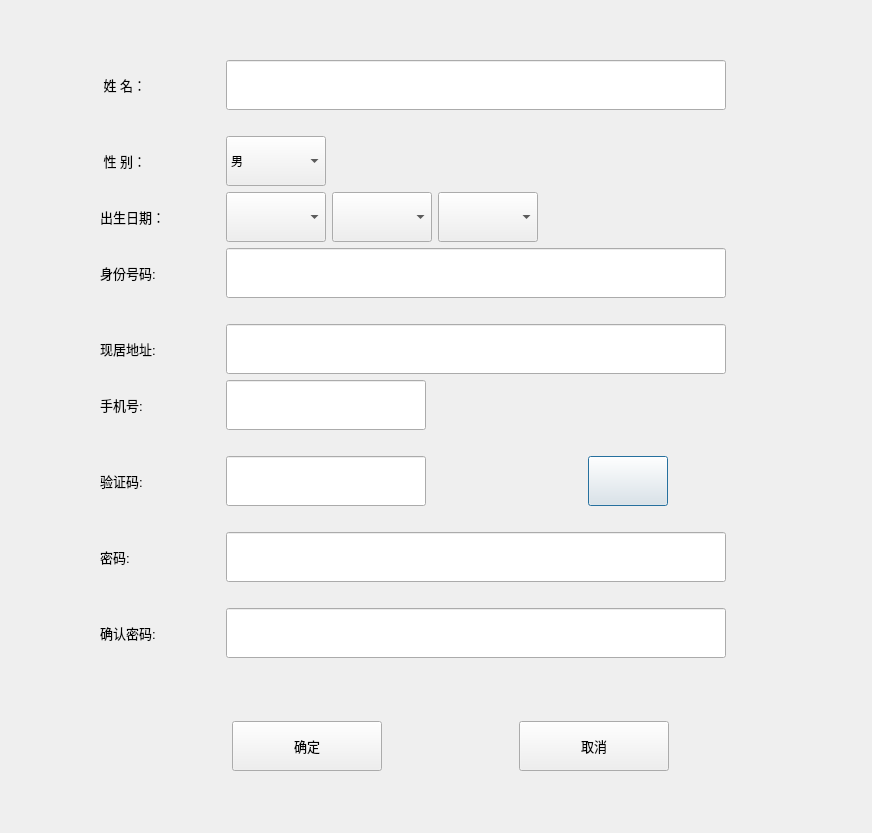
The window that PEIS_Client/registerdialog.ui (ooohhhj/PEIS) describes before a commit, drawn with Qt 5.
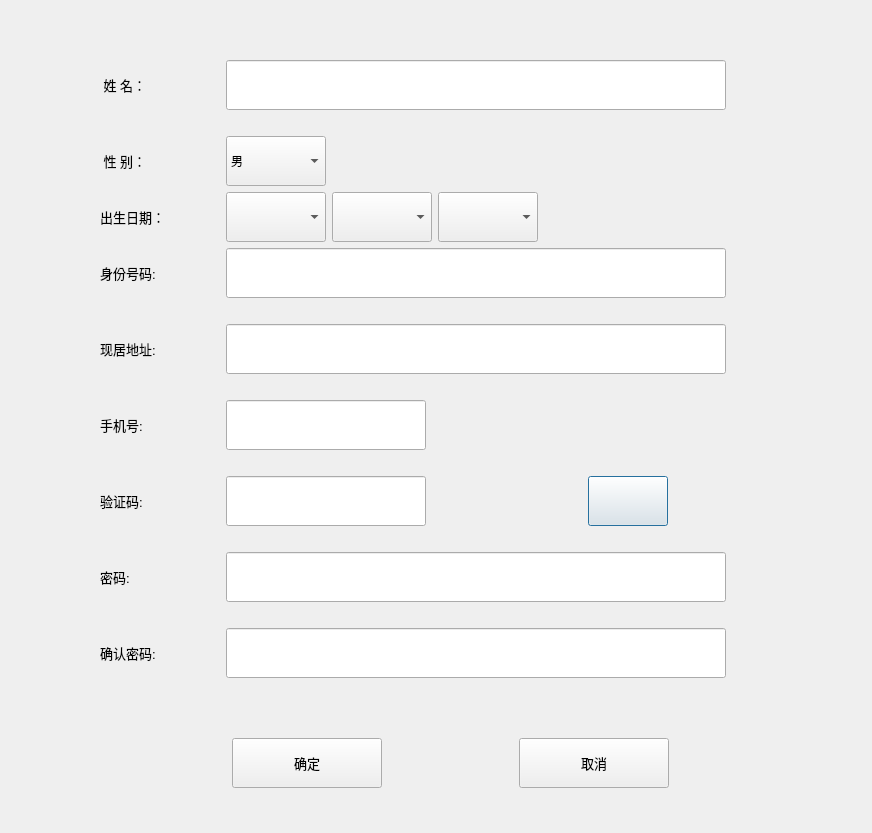
The same window after the commit. Icons and pictures are not drawn.

```diff
--- a/PEIS_Client/registerdialog.ui
+++ b/PEIS_Client/registerdialog.ui
@@ -18,13 +18,13 @@
 background-repeat:no-repeat;
 background-position:center;</string>
   </property>
-  <widget class="QWidget" name="">
+  <widget class="QWidget" name="layoutWidget">
    <property name="geometry">
     <rect>
      <x>100</x>
      <y>60</y>
      <width>701</width>
-     <height>711</height>
+     <height>728</height>
     </rect>
    </property>
    <layout class="QVBoxLayout" name="verticalLayout">
@@ -386,6 +386,13 @@
       </item>
      </layout>
     </item>
+    <item>
+     <widget class="QLabel" name="addressErrorLabel">
+      <property name="text">
+       <string/>
+      </property>
+     </widget>
+    </item>
     <item>
      <layout class="QHBoxLayout" name="iphonehLayout">
       <item>
```
Left out of the diff: 7 changed lines with no effect on the pictures.
